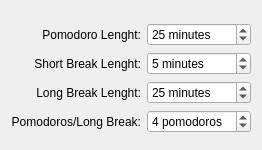
arthurtaborda/Tomatoid, file contents/ui/config.ui: the form before one commit.
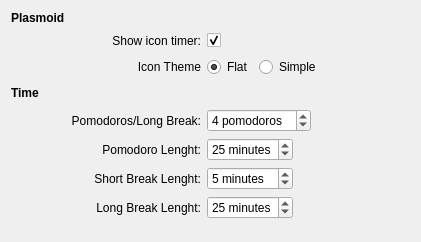
The form after the commit.

Commit message: adding configs to change icon and show icon timer and some bugfixes.

```diff
--- a/contents/ui/config.ui
+++ b/contents/ui/config.ui
@@ -6,28 +6,157 @@
    <rect>
     <x>0</x>
     <y>0</y>
-    <width>224</width>
-    <height>127</height>
+    <width>421</width>
+    <height>242</height>
    </rect>
   </property>
   <layout class="QGridLayout" name="gridLayout">
-   <item row="2" column="1">
-    <widget class="QSpinBox" name="kcfg_pomodoroLenght">
-     <property name="suffix">
-      <string> minutes</string>
+   <item row="13" column="2">
+    <spacer name="verticalSpacer_2">
+     <property name="orientation">
+      <enum>Qt::Vertical</enum>
      </property>
-     <property name="minimum">
-      <number>1</number>
+     <property name="sizeType">
+      <enum>QSizePolicy::Fixed</enum>
      </property>
-     <property name="maximum">
-      <number>60</number>
+     <property name="sizeHint" stdset="0">
+      <size>
+       <width>20</width>
+       <height>20</height>
+      </size>
      </property>
-     <property name="value">
-      <number>25</number>
+    </spacer>
+   </item>
+   <item row="19" column="1">
+    <widget class="QLabel" name="label_2">
+     <property name="text">
+      <string>Short Break Lenght:</string>
      </property>
+     <property name="alignment">
+      <set>Qt::AlignRight|Qt::AlignTrailing|Qt::AlignVCenter</set>
+     </property>
     </widget>
    </item>
-   <item row="2" column="0">
+   <item row="19" column="2">
+    <layout class="QHBoxLayout" name="horizontalLayout_2">
+     <item>
+      <widget class="QSpinBox" name="kcfg_shortBreakLenght">
+       <property name="suffix">
+        <string> minutes</string>
+       </property>
+       <property name="minimum">
+        <number>1</number>
+       </property>
+       <property name="maximum">
+        <number>60</number>
+       </property>
+       <property name="value">
+        <number>5</number>
+       </property>
+      </widget>
+     </item>
+     <item>
+      <spacer name="horizontalSpacer">
+       <property name="orientation">
+        <enum>Qt::Horizontal</enum>
+       </property>
+       <property name="sizeHint" stdset="0">
+        <size>
+         <width>40</width>
+         <height>20</height>
+        </size>
+       </property>
+      </spacer>
+     </item>
+    </layout>
+   </item>
+   <item row="17" column="1">
+    <widget class="QLabel" name="label_4">
+     <property name="text">
+      <string>Pomodoros/Long Break:</string>
+     </property>
+     <property name="alignment">
+      <set>Qt::AlignRight|Qt::AlignTrailing|Qt::AlignVCenter</set>
+     </property>
+    </widget>
+   </item>
+   <item row="23" column="1">
+    <widget class="QLabel" name="label_3">
+     <property name="text">
+      <string>Long Break Lenght:</string>
+     </property>
+     <property name="alignment">
+      <set>Qt::AlignRight|Qt::AlignTrailing|Qt::AlignVCenter</set>
+     </property>
+    </widget>
+   </item>
+   <item row="18" column="2">
+    <layout class="QHBoxLayout" name="horizontalLayout_3">
+     <item>
+      <widget class="QSpinBox" name="kcfg_longBreakLenght">
+       <property name="suffix">
+        <string> minutes</string>
+       </property>
+       <property name="minimum">
+        <number>1</number>
+       </property>
+       <property name="maximum">
+        <number>60</number>
+       </property>
+       <property name="value">
+        <number>25</number>
+       </property>
+      </widget>
+     </item>
+     <item>
+      <spacer name="horizontalSpacer_4">
+       <property name="orientation">
+        <enum>Qt::Horizontal</enum>
+       </property>
+       <property name="sizeHint" stdset="0">
+        <size>
+         <width>40</width>
+         <height>20</height>
+        </size>
+       </property>
+      </spacer>
+     </item>
+    </layout>
+   </item>
+   <item row="23" column="2">
+    <layout class="QHBoxLayout" name="horizontalLayout" stretch="0,0">
+     <item>
+      <widget class="QSpinBox" name="kcfg_pomodoroLenght">
+       <property name="suffix">
+        <string> minutes</string>
+       </property>
+       <property name="minimum">
+        <number>1</number>
+       </property>
+       <property name="maximum">
+        <number>60</number>
+       </property>
+       <property name="value">
+        <number>25</number>
+       </property>
+      </widget>
+     </item>
+     <item>
+      <spacer name="horizontalSpacer_3">
+       <property name="orientation">
+        <enum>Qt::Horizontal</enum>
+       </property>
+       <property name="sizeHint" stdset="0">
+        <size>
+         <width>40</width>
+         <height>20</height>
+        </size>
+       </property>
+      </spacer>
+     </item>
+    </layout>
+   </item>
+   <item row="18" column="1">
     <widget class="QLabel" name="label">
      <property name="layoutDirection">
       <enum>Qt::LeftToRight</enum>
@@ -40,20 +169,166 @@
      </property>
     </widget>
    </item>
-   <item row="0" column="2" rowspan="7">
-    <spacer name="horizontalSpacer">
+   <item row="1" column="2">
+    <layout class="QHBoxLayout" name="horizontalLayout_5">
+     <item>
+      <widget class="QCheckBox" name="kcfg_showIconTimer">
+       <property name="text">
+        <string/>
+       </property>
+       <property name="checked">
+        <bool>true</bool>
+       </property>
+      </widget>
+     </item>
+     <item>
+      <spacer name="horizontalSpacer_2">
+       <property name="orientation">
+        <enum>Qt::Horizontal</enum>
+       </property>
+       <property name="sizeHint" stdset="0">
+        <size>
+         <width>40</width>
+         <height>20</height>
+        </size>
+       </property>
+      </spacer>
+     </item>
+    </layout>
+   </item>
+   <item row="17" column="2">
+    <layout class="QHBoxLayout" name="horizontalLayout_4">
+     <item>
+      <widget class="QSpinBox" name="kcfg_pomodorosPerLongBreak">
+       <property name="suffix">
+        <string> pomodoros</string>
+       </property>
+       <property name="minimum">
+        <number>1</number>
+       </property>
+       <property name="maximum">
+        <number>10</number>
+       </property>
+       <property name="value">
+        <number>4</number>
+       </property>
+      </widget>
+     </item>
+     <item>
+      <spacer name="horizontalSpacer_5">
+       <property name="orientation">
+        <enum>Qt::Horizontal</enum>
+       </property>
+       <property name="sizeHint" stdset="0">
+        <size>
+         <width>40</width>
+         <height>20</height>
+        </size>
+       </property>
+      </spacer>
+     </item>
+    </layout>
+   </item>
+   <item row="1" column="1">
+    <widget class="QLabel" name="label_7">
+     <property name="layoutDirection">
+      <enum>Qt::LeftToRight</enum>
+     </property>
+     <property name="text">
+      <string>Show icon timer:</string>
+     </property>
+     <property name="alignment">
+      <set>Qt::AlignRight|Qt::AlignTrailing|Qt::AlignVCenter</set>
+     </property>
+    </widget>
+   </item>
+   <item row="0" column="0">
+    <widget class="QLabel" name="label_6">
+     <property name="font">
+      <font>
+       <weight>75</weight>
+       <bold>true</bold>
+      </font>
+     </property>
+     <property name="text">
+      <string>Plasmoid</string>
+     </property>
+    </widget>
+   </item>
+   <item row="13" column="0">
+    <widget class="QLabel" name="label_5">
+     <property name="font">
+      <font>
+       <weight>75</weight>
+       <bold>true</bold>
+      </font>
+     </property>
+     <property name="text">
+      <string>Time</string>
+     </property>
+    </widget>
+   </item>
+   <item row="2" column="1">
+    <widget class="QLabel" name="label_8">
+     <property name="text">
+      <string>Icon Theme</string>
+     </property>
+     <property name="alignment">
+      <set>Qt::AlignRight|Qt::AlignTrailing|Qt::AlignVCenter</set>
+     </property>
+    </widget>
+   </item>
+   <item row="2" column="2">
+    <layout class="QHBoxLayout" name="horizontalLayout_6">
+     <item>
+      <widget class="QRadioButton" name="kcfg_flatIconTheme">
+       <property name="text">
+        <string>Flat</string>
+       </property>
+       <property name="checked">
+        <bool>true</bool>
+       </property>
+      </widget>
+     </item>
+     <item>
+      <widget class="QRadioButton" name="kcfg_simpleIconTheme">
+       <property name="text">
+        <string>Simple</string>
+       </property>
+      </widget>
+     </item>
+     <item>
+      <spacer name="horizontalSpacer_6">
+       <property name="orientation">
+        <enum>Qt::Horizontal</enum>
+       </property>
+       <property name="sizeHint" stdset="0">
+        <size>
+         <width>40</width>
+         <height>20</height>
+        </size>
+       </property>
+      </spacer>
+     </item>
+    </layout>
+   </item>
+   <item row="2" column="0">
+    <spacer name="horizontalSpacer_7">
      <property name="orientation">
       <enum>Qt::Horizontal</enum>
      </property>
+     <property name="sizeType">
+      <enum>QSizePolicy::Fixed</enum>
+     </property>
      <property name="sizeHint" stdset="0">
       <size>
-       <width>2</width>
+       <width>20</width>
        <height>20</height>
       </size>
      </property>
     </spacer>
    </item>
-   <item row="6" column="1">
+   <item row="24" column="2">
     <spacer name="verticalSpacer">
      <property name="orientation">
       <enum>Qt::Vertical</enum>
@@ -66,84 +341,6 @@
      </property>
     </spacer>
    </item>
-   <item row="3" column="1">
-    <widget class="QSpinBox" name="kcfg_shortBreakLenght">
-     <property name="suffix">
-      <string> minutes</string>
-     </property>
-     <property name="minimum">
-      <number>1</number>
-     </property>
-     <property name="maximum">
-      <number>60</number>
-     </property>
-     <property name="value">
-      <number>5</number>
-     </property>
-    </widget>
-   </item>
-   <item row="3" column="0">
-    <widget class="QLabel" name="label_2">
-     <property name="text">
-      <string>Short Break Lenght:</string>
-     </property>
-     <property name="alignment">
-      <set>Qt::AlignRight|Qt::AlignTrailing|Qt::AlignVCenter</set>
-     </property>
-    </widget>
-   </item>
-   <item row="4" column="0">
-    <widget class="QLabel" name="label_3">
-     <property name="text">
-      <string>Long Break Lenght:</string>
-     </property>
-     <property name="alignment">
-      <set>Qt::AlignRight|Qt::AlignTrailing|Qt::AlignVCenter</set>
-     </property>
-    </widget>
-   </item>
-   <item row="5" column="0">
-    <widget class="QLabel" name="label_4">
-     <property name="text">
-      <string>Pomodoros/Long Break:</string>
-     </property>
-     <property name="alignment">
-      <set>Qt::AlignRight|Qt::AlignTrailing|Qt::AlignVCenter</set>
-     </property>
-    </widget>
-   </item>
-   <item row="5" column="1">
-    <widget class="QSpinBox" name="kcfg_pomodorosPerLongBreak">
-     <property name="suffix">
-      <string> pomodoros</string>
-     </property>
-     <property name="minimum">
-      <number>1</number>
-     </property>
-     <property name="maximum">
-      <number>10</number>
-     </property>
-     <property name="value">
-      <number>4</number>
-     </property>
-    </widget>
-   </item>
-   <item row="4" column="1">
-    <widget class="QSpinBox" name="kcfg_longBreakLenght">
-     <property name="suffix">
-      <string> minutes</string>
-     </property>
-     <property name="minimum">
-      <number>1</number>
-     </property>
-     <property name="maximum">
-      <number>60</number>
-     </property>
-     <property name="value">
-      <number>25</number>
-     </property>
-    </widget>
-   </item>
   </layout>
  </widget>
  <resources/>
```
The commit also changes 10 other files.
